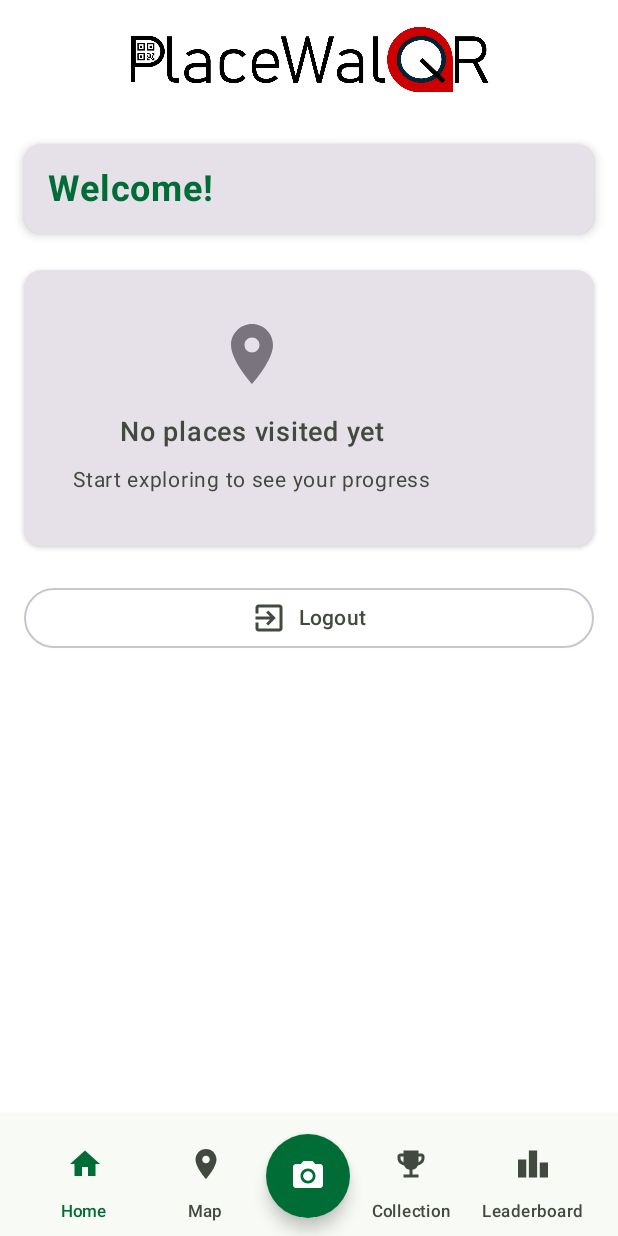
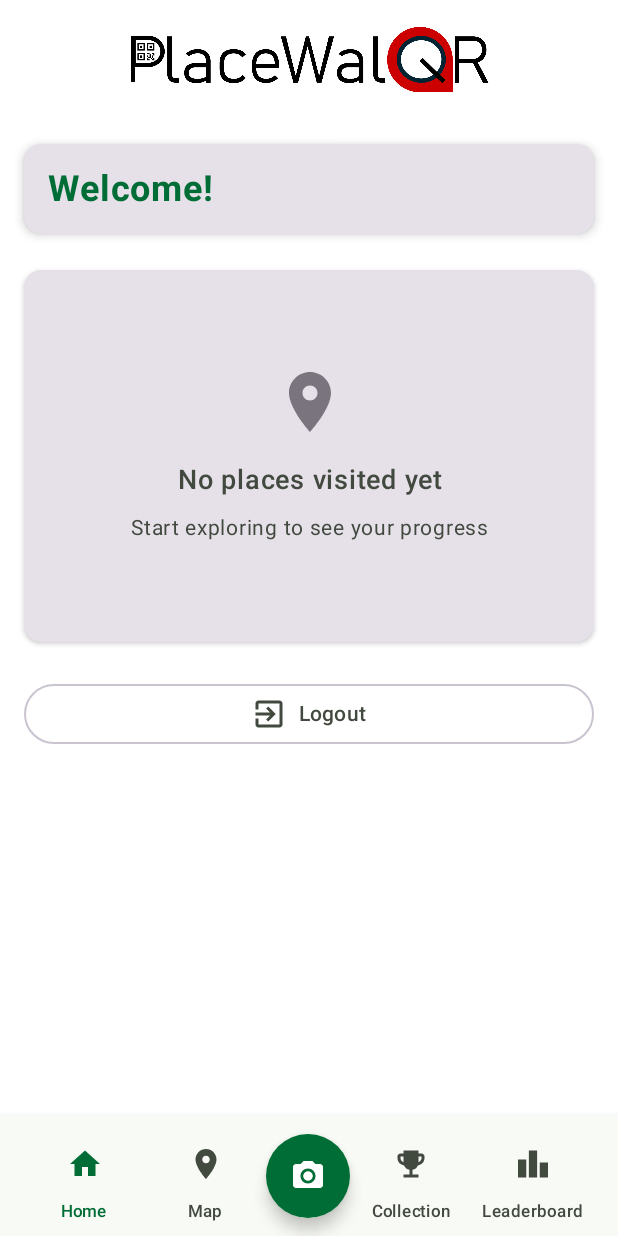
Before and after one commit to Cristyl/PlaceWalQR, an Android app built with Jetpack Compose: the HomepageFragment screen opened directly, with no data from a screen before it, on a phone screen of 412 x 824 dp. Run offline under Robolectric (Android 15) with nearby library versions, the phone set to English and light mode, and no system bars; network calls fail.

Commit message:
Fixed homepage for users with "No places visited yet"

```diff
--- a/app/src/main/java/com/example/placewalqr/HomepageFragment.kt
+++ b/app/src/main/java/com/example/placewalqr/HomepageFragment.kt
@@ -22,6 +22,7 @@ import androidx.compose.foundation.layout.height
 import androidx.compose.foundation.layout.padding
 import androidx.compose.foundation.layout.size
 import androidx.compose.foundation.layout.width
+import androidx.compose.foundation.layout.wrapContentSize
 import androidx.compose.foundation.rememberScrollState
 import androidx.compose.foundation.verticalScroll
 import androidx.compose.material.icons.Icons
@@ -212,7 +213,10 @@ class HomepageFragment : Fragment(R.layout.homepage_activity){
             elevation = CardDefaults.cardElevation(defaultElevation = 2.dp)
         ) {
             Column(
-                modifier = Modifier.padding(32.dp),
+                modifier = Modifier.padding(32.dp)
+                    .fillMaxSize()
+                    .padding(32.dp)
+                    .wrapContentSize(Alignment.Center),
                 horizontalAlignment = Alignment.CenterHorizontally
             ) {
                 Icon(
```
